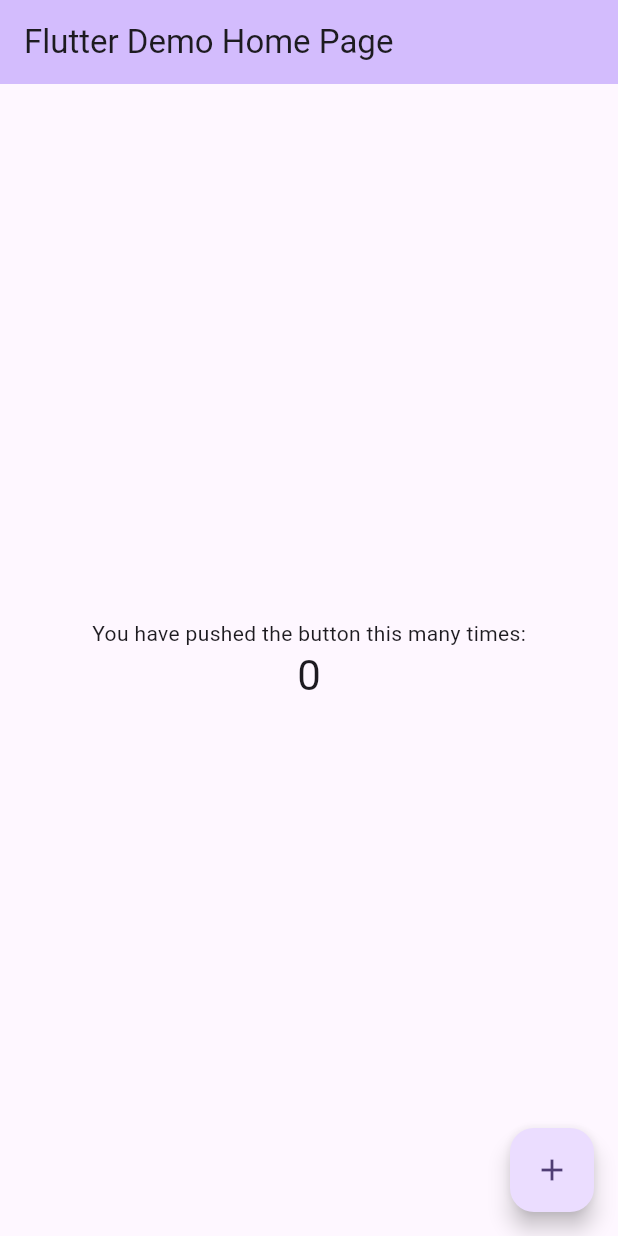
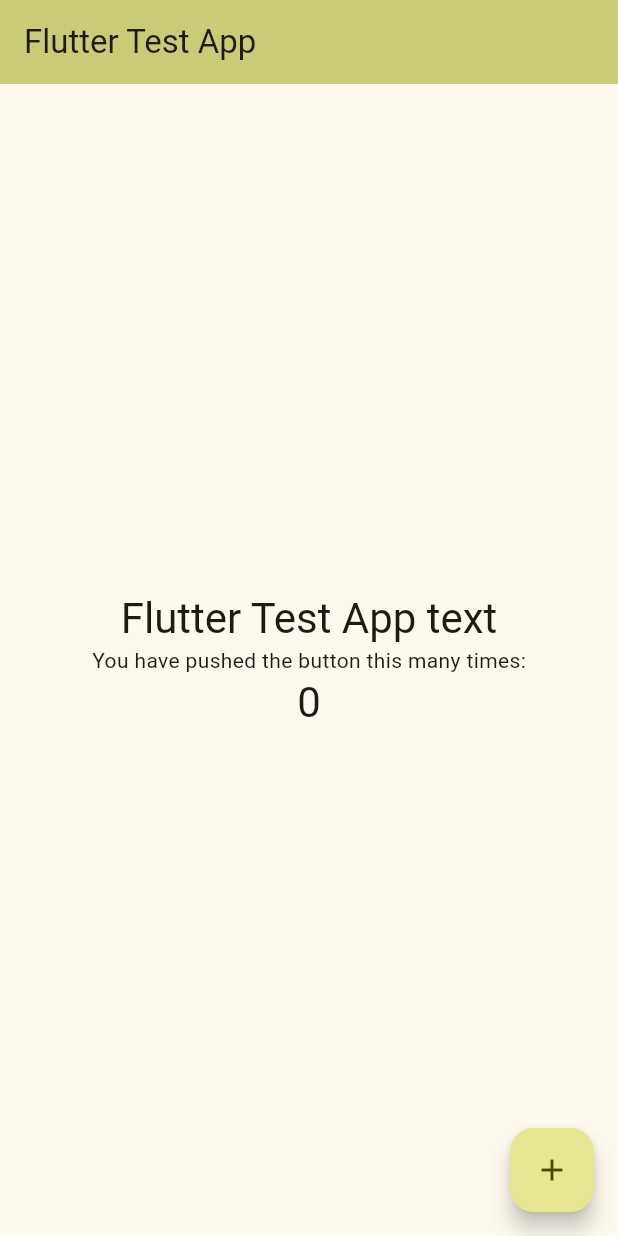
Before and after one commit to magnusjyrkkanen/flutter_test_app, a Flutter app: the screen it shows after launch, on a phone screen of 412 x 824 dp. Run offline on Flutter 3.47's test engine with Material 2 defaults, Android fonts, the phone set to English and light mode, and no system bars.

Commit message:
Try flutter

```diff
--- a/lib/main.dart
+++ b/lib/main.dart
@@ -11,7 +11,7 @@ class MyApp extends StatelessWidget {
   @override
   Widget build(BuildContext context) {
     return MaterialApp(
-      title: 'Flutter Demo',
+      title: 'Flutter Test App',
       theme: ThemeData(
         // This is the theme of your application.
         //
@@ -28,10 +28,11 @@ class MyApp extends StatelessWidget {
         //
         // This works for code too, not just values: Most code changes can be
         // tested with just a hot reload.
-        colorScheme: ColorScheme.fromSeed(seedColor: Colors.deepPurple),
+        colorScheme:
+            ColorScheme.fromSeed(seedColor: Color.fromARGB(255, 251, 255, 33)),
         useMaterial3: true,
       ),
-      home: const MyHomePage(title: 'Flutter Demo Home Page'),
+      home: const MyHomePage(title: 'Flutter Test App'),
     );
   }
 }
@@ -105,6 +106,10 @@ class _MyHomePageState extends State<MyHomePage> {
           // wireframe for each widget.
           mainAxisAlignment: MainAxisAlignment.center,
           children: <Widget>[
+            Text(
+              'Flutter Test App text',
+              style: Theme.of(context).textTheme.headlineMedium,
+            ),
             const Text(
               'You have pushed the button this many times:',
             ),
```
Also changed, not shown: 1 other file.
